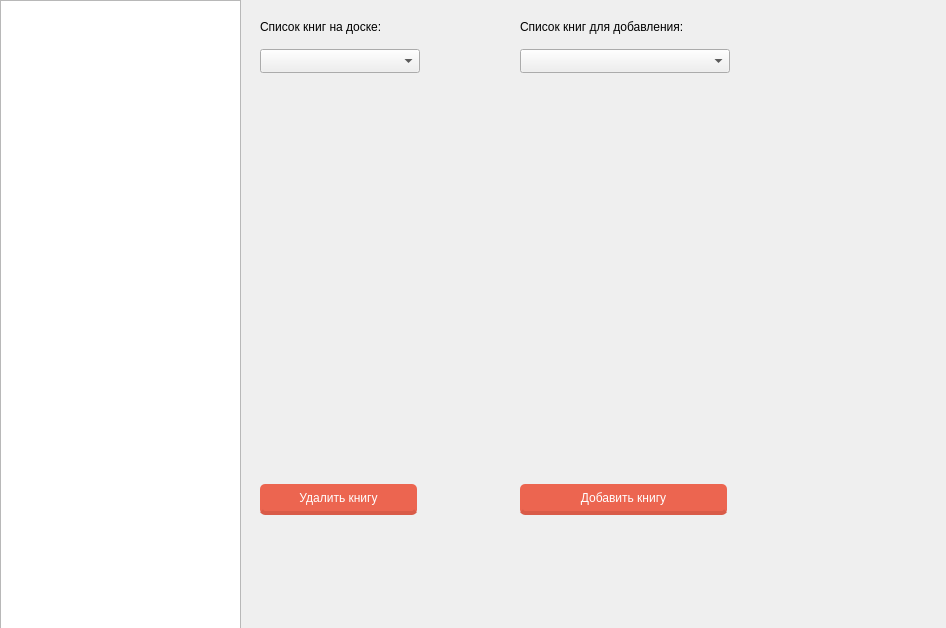
Above: src/client/deskadminpanel.ui from RanHum/ZLP-Library before the change. Below: the same form after it.
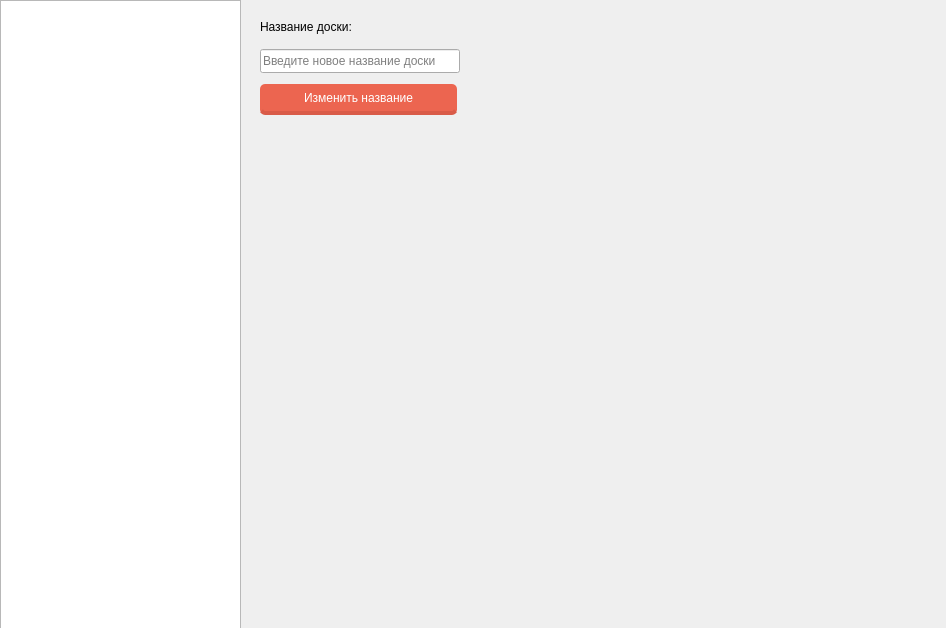
That is the form after the change. The open tabs and pages were chosen to show the change.

Commit message: feat: add sorting books on desk, check invites, unit test

What changed in the file:
```diff
--- a/src/client/deskadminpanel.ui
+++ b/src/client/deskadminpanel.ui
@@ -306,6 +306,90 @@
      </property>
     </widget>
    </widget>
+   <widget class="QWidget" name="desk_settings_page">
+    <widget class="QLabel" name="desk_name_label">
+     <property name="geometry">
+      <rect>
+       <x>20</x>
+       <y>20</y>
+       <width>201</width>
+       <height>16</height>
+      </rect>
+     </property>
+     <property name="text">
+      <string>Название доски:</string>
+     </property>
+    </widget>
+    <widget class="QPushButton" name="desk_edit_name_button">
+     <property name="enabled">
+      <bool>true</bool>
+     </property>
+     <property name="geometry">
+      <rect>
+       <x>20</x>
+       <y>80</y>
+       <width>200</width>
+       <height>36</height>
+      </rect>
+     </property>
+     <property name="styleSheet">
+      <string notr="true">float: right;
+margin-right: 3%;
+margin-top: 5px;
+border-radius: 5px;
+-moz-border-radius: 5px;
+-webkit-border-radius: 5px;
+padding: 5px 9px;
+font-size: 1.2em;
+background-color: rgba(236, 101, 80, 1);
+text-shadow: #454545 0 0 2px;
+border-bottom: 4px solid rgba(217, 91, 72, 1);
+color: white;
+font-family: 'Roboto Slab', serif;</string>
+     </property>
+     <property name="text">
+      <string>Изменить название</string>
+     </property>
+    </widget>
+    <widget class="QLineEdit" name="desk_name_input">
+     <property name="geometry">
+      <rect>
+       <x>20</x>
+       <y>50</y>
+       <width>200</width>
+       <height>24</height>
+      </rect>
+     </property>
+     <property name="placeholderText">
+      <string>Введите новое название доски</string>
+     </property>
+    </widget>
+   </widget>
+   <widget class="QWidget" name="invites_page">
+    <widget class="QLabel" name="invites_list_label">
+     <property name="geometry">
+      <rect>
+       <x>20</x>
+       <y>20</y>
+       <width>160</width>
+       <height>16</height>
+      </rect>
+     </property>
+     <property name="text">
+      <string>Список приглашений:</string>
+     </property>
+    </widget>
+    <widget class="QListWidget" name="invites_list">
+     <property name="geometry">
+      <rect>
+       <x>20</x>
+       <y>50</y>
+       <width>371</width>
+       <height>561</height>
+      </rect>
+     </property>
+    </widget>
+   </widget>
   </widget>
  </widget>
  <resources/>
```
Left out of the diff: 2 changed lines with no effect on the pictures. The commit also changes 36 other files.
